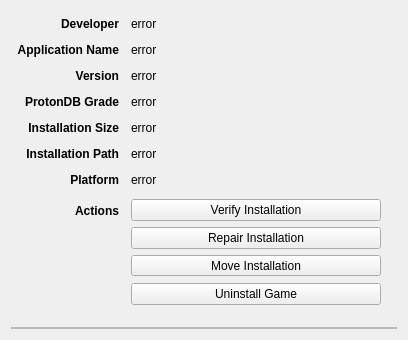
RareDevs/Rare, file rare/ui/components/tabs/games/game_info/game_info.ui: the form before one commit.
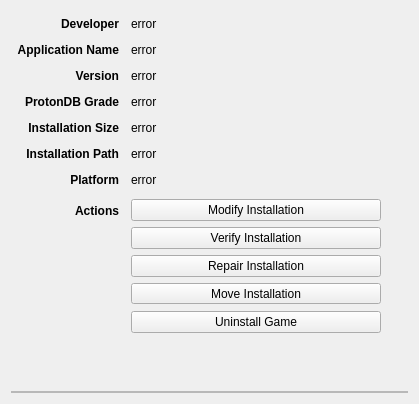
The form after the commit. The open tabs and pages were chosen to show the change.

Commit message: GameInfo: Add 'Modify Game' button to adjust selective downloads

```diff
--- a/rare/ui/components/tabs/games/game_info/game_info.ui
+++ b/rare/ui/components/tabs/games/game_info/game_info.ui
@@ -6,8 +6,8 @@
    <rect>
     <x>0</x>
     <y>0</y>
-    <width>408</width>
-    <height>340</height>
+    <width>419</width>
+    <height>404</height>
    </rect>
   </property>
   <property name="windowTitle">
@@ -325,6 +325,13 @@
            <property name="bottomMargin">
             <number>0</number>
            </property>
+           <item>
+            <widget class="QPushButton" name="modify_button">
+             <property name="text">
+              <string>Modify Installation</string>
+             </property>
+            </widget>
+           </item>
            <item>
             <widget class="QStackedWidget" name="verify_stack">
              <property name="currentIndex">
```
Left out of the diff: 2 changed lines with no effect on the pictures. The commit also changes 5 other files.
